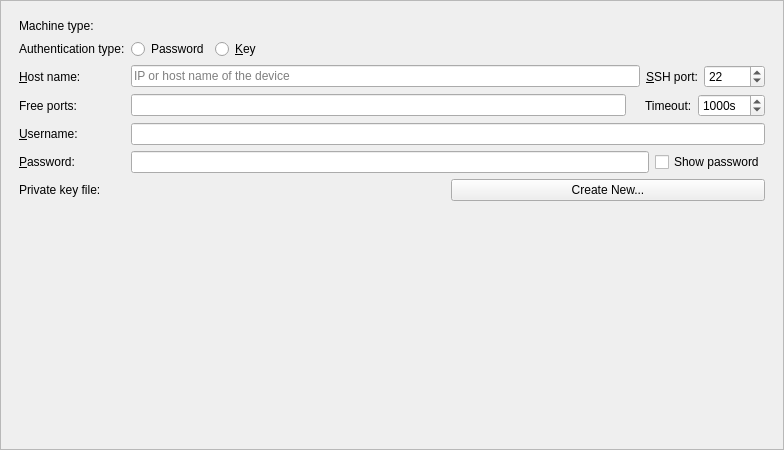
This is src/plugins/mer/merdeviceconfigurationwidget.ui in sailfishos/sailfish-qtcreator as Qt 5 draws it before an edit. The edited form follows.
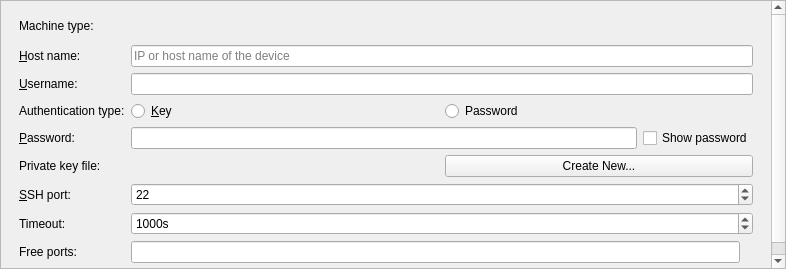
This is the edited form. Custom widgets are drawn as their Qt base class.

What changed in the file:
```diff
--- a/src/plugins/mer/merdeviceconfigurationwidget.ui
+++ b/src/plugins/mer/merdeviceconfigurationwidget.ui
@@ -6,8 +6,8 @@
    <rect>
     <x>0</x>
     <y>0</y>
-    <width>784</width>
-    <height>450</height>
+    <width>786</width>
+    <height>269</height>
    </rect>
   </property>
   <property name="windowTitle">
@@ -28,11 +28,11 @@
         <x>0</x>
         <y>0</y>
         <width>780</width>
-        <height>446</height>
+        <height>263</height>
        </rect>
       </property>
       <layout class="QGridLayout" name="gridLayout_2">
-       <item row="0" column="0">
+       <item row="0" column="1">
         <widget class="QWidget" name="widget" native="true">
          <layout class="QFormLayout" name="formLayout">
           <item row="0" column="0">
@@ -45,46 +45,12 @@
           <item row="0" column="1">
            <widget class="QLabel" name="machineTypeValueLabel"/>
           </item>
-          <item row="1" column="0">
-           <widget class="QLabel" name="authTypeLabel">
-            <property name="text">
-             <string>Authentication type:</string>
-            </property>
-           </widget>
-          </item>
           <item row="1" column="1">
            <widget class="QWidget" name="authTypeButtonsWidget" native="true">
             <layout class="QHBoxLayout" name="horizontalLayout_3">
              <property name="margin">
               <number>0</number>
              </property>
-             <item>
-              <widget class="QRadioButton" name="passwordButton">
-               <property name="text">
-                <string>Password</string>
-               </property>
-              </widget>
-             </item>
-             <item>
-              <widget class="QRadioButton" name="keyButton">
-               <property name="text">
-                <string>&amp;Key</string>
-               </property>
-              </widget>
-             </item>
-             <item>
-              <spacer name="horizontalSpacer_4">
-               <property name="orientation">
-                <enum>Qt::Horizontal</enum>
-               </property>
-               <property name="sizeHint" stdset="0">
-                <size>
-                 <width>40</width>
-                 <height>20</height>
-                </size>
-               </property>
-              </spacer>
-             </item>
             </layout>
            </widget>
           </item>
@@ -107,86 +73,9 @@
               </property>
              </widget>
             </item>
-            <item>
-             <widget class="QLabel" name="sshPortLabel">
-              <property name="text">
-               <string>&amp;SSH port:</string>
-              </property>
-              <property name="buddy">
-               <cstring>sshPortSpinBox</cstring>
-              </property>
-             </widget>
-            </item>
-            <item>
-             <widget class="QSpinBox" name="sshPortSpinBox">
-              <property name="minimum">
-               <number>0</number>
-              </property>
-              <property name="maximum">
-               <number>65535</number>
-              </property>
-              <property name="value">
-               <number>22</number>
-              </property>
-             </widget>
-            </item>
            </layout>
           </item>
           <item row="3" column="0">
-           <widget class="QLabel" name="freePortsLabel">
-            <property name="text">
-             <string>Free ports:</string>
-            </property>
-            <property name="buddy">
-             <cstring>portsLineEdit</cstring>
-            </property>
-           </widget>
-          </item>
-          <item row="3" column="1">
-           <layout class="QHBoxLayout" name="horizontalLayout_7">
-            <item>
-             <widget class="QLineEdit" name="portsLineEdit">
-              <property name="toolTip">
-               <string>You can enter lists and ranges like this: 1024,1026-1028,1030</string>
-              </property>
-             </widget>
-            </item>
-            <item>
-             <widget class="QLabel" name="portsWarningLabel">
-              <property name="text">
-               <string/>
-              </property>
-             </widget>
-            </item>
-            <item>
-             <widget class="QLabel" name="connectionTimeoutLabel">
-              <property name="text">
-               <string>Timeout:</string>
-              </property>
-              <property name="buddy">
-               <cstring>timeoutSpinBox</cstring>
-              </property>
-             </widget>
-            </item>
-            <item>
-             <widget class="QSpinBox" name="timeoutSpinBox">
-              <property name="suffix">
-               <string>s</string>
-              </property>
-              <property name="maximum">
-               <number>10000</number>
-              </property>
-              <property name="singleStep">
-               <number>10</number>
-              </property>
-              <property name="value">
-               <number>1000</number>
-              </property>
-             </widget>
-            </item>
-           </layout>
-          </item>
-          <item row="4" column="0">
            <widget class="QLabel" name="userNameLabel">
             <property name="text">
              <string>&amp;Username:</string>
@@ -196,9 +85,34 @@
             </property>
            </widget>
           </item>
-          <item row="4" column="1">
+          <item row="3" column="1">
            <widget class="QLineEdit" name="userLineEdit"/>
           </item>
+          <item row="4" column="0">
+           <widget class="QLabel" name="authTypeLabel">
+            <property name="text">
+             <string>Authentication type:</string>
+            </property>
+           </widget>
+          </item>
+          <item row="4" column="1">
+           <layout class="QHBoxLayout" name="horizontalLayout">
+            <item>
+             <widget class="QRadioButton" name="keyButton">
+              <property name="text">
+               <string>&amp;Key</string>
+              </property>
+             </widget>
+            </item>
+            <item>
+             <widget class="QRadioButton" name="passwordButton">
+              <property name="text">
+               <string>Password</string>
+              </property>
+             </widget>
+            </item>
+           </layout>
+          </item>
           <item row="5" column="0">
            <widget class="QLabel" name="passwordLabel">
             <property name="text">
@@ -248,6 +162,83 @@
             </item>
            </layout>
           </item>
+          <item row="7" column="0">
+           <widget class="QLabel" name="sshPortLabel">
+            <property name="text">
+             <string>&amp;SSH port:</string>
+            </property>
+            <property name="buddy">
+             <cstring>sshPortSpinBox</cstring>
+            </property>
+           </widget>
+          </item>
+          <item row="7" column="1">
+           <widget class="QSpinBox" name="sshPortSpinBox">
+            <property name="minimum">
+             <number>0</number>
+            </property>
+            <property name="maximum">
+             <number>65535</number>
+            </property>
+            <property name="value">
+             <number>22</number>
+            </property>
+           </widget>
+          </item>
+          <item row="8" column="0">
+           <widget class="QLabel" name="connectionTimeoutLabel">
+            <property name="text">
+             <string>Timeout:</string>
+            </property>
+            <property name="buddy">
+             <cstring>timeoutSpinBox</cstring>
+            </property>
+           </widget>
+          </item>
+          <item row="8" column="1">
+           <widget class="QSpinBox" name="timeoutSpinBox">
+            <property name="suffix">
+             <string>s</string>
+            </property>
+            <property name="maximum">
+             <number>10000</number>
+            </property>
+            <property name="singleStep">
+             <number>10</number>
+            </property>
+            <property name="value">
+             <number>1000</number>
+            </property>
+           </widget>
+          </item>
+          <item row="9" column="0">
+           <widget class="QLabel" name="freePortsLabel">
+            <property name="text">
+             <string>Free ports:</string>
+            </property>
+            <property name="buddy">
+             <cstring>portsLineEdit</cstring>
+            </property>
+           </widget>
+          </item>
+          <item row="9" column="1">
+           <layout class="QHBoxLayout" name="horizontalLayout_2">
+            <item>
+             <widget class="QLineEdit" name="portsLineEdit">
+              <property name="toolTip">
+               <string>You can enter lists and ranges like this: 1024,1026-1028,1030</string>
+              </property>
+             </widget>
+            </item>
+            <item>
+             <widget class="QLabel" name="portsWarningLabel">
+              <property name="text">
+               <string/>
+              </property>
+             </widget>
+            </item>
+           </layout>
+          </item>
          </layout>
         </widget>
        </item>
```
Left out of the diff: 23 changed lines with no effect on the pictures.
